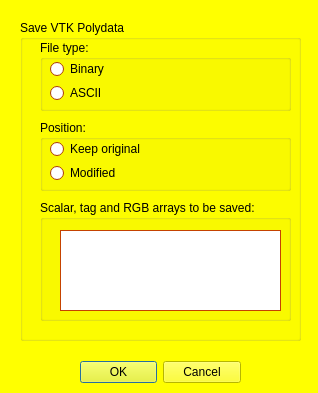
Above: MorphoDig/Qt/mqSaveVTKDialog.ui from morphomuseum/MorphoDig before the change. Below: the same form after it.
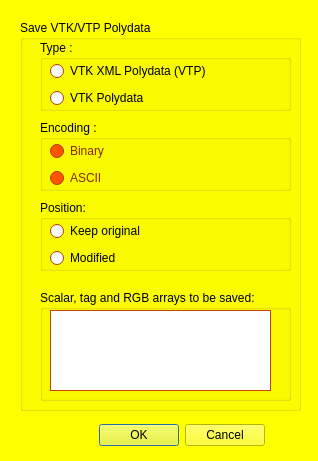
That is the form after the change.

```diff
--- a/MorphoDig/Qt/mqSaveVTKDialog.ui
+++ b/MorphoDig/Qt/mqSaveVTKDialog.ui
@@ -7,7 +7,7 @@
     <x>0</x>
     <y>0</y>
     <width>318</width>
-    <height>393</height>
+    <height>461</height>
    </rect>
   </property>
   <property name="palette">
@@ -148,6 +148,15 @@
        </color>
       </brush>
      </colorrole>
+     <colorrole role="PlaceholderText">
+      <brush brushstyle="NoBrush">
+       <color alpha="128">
+        <red>0</red>
+        <green>0</green>
+        <blue>0</blue>
+       </color>
+      </brush>
+     </colorrole>
     </active>
     <inactive>
      <colorrole role="WindowText">
@@ -285,6 +294,15 @@
        </color>
       </brush>
      </colorrole>
+     <colorrole role="PlaceholderText">
+      <brush brushstyle="NoBrush">
+       <color alpha="128">
+        <red>0</red>
+        <green>0</green>
+        <blue>0</blue>
+       </color>
+      </brush>
+     </colorrole>
     </inactive>
     <disabled>
      <colorrole role="WindowText">
@@ -422,6 +440,15 @@
        </color>
       </brush>
      </colorrole>
+     <colorrole role="PlaceholderText">
+      <brush brushstyle="NoBrush">
+       <color alpha="128">
+        <red>0</red>
+        <green>0</green>
+        <blue>0</blue>
+       </color>
+      </brush>
+     </colorrole>
     </disabled>
    </palette>
   </property>
@@ -431,10 +458,10 @@
   <widget class="QWidget" name="layoutWidget">
    <property name="geometry">
     <rect>
-     <x>80</x>
-     <y>360</y>
-     <width>161</width>
-     <height>25</height>
+     <x>70</x>
+     <y>420</y>
+     <width>195</width>
+     <height>30</height>
     </rect>
    </property>
    <layout class="QHBoxLayout" name="horizontalLayout_2">
@@ -456,7 +483,7 @@
      <x>20</x>
      <y>20</y>
      <width>281</width>
-     <height>321</height>
+     <height>391</height>
     </rect>
    </property>
    <property name="palette">
@@ -597,6 +624,15 @@
         </color>
        </brush>
       </colorrole>
+      <colorrole role="PlaceholderText">
+       <brush brushstyle="NoBrush">
+        <color alpha="128">
+         <red>0</red>
+         <green>0</green>
+         <blue>0</blue>
+        </color>
+       </brush>
+      </colorrole>
      </active>
      <inactive>
       <colorrole role="WindowText">
@@ -734,6 +770,15 @@
         </color>
        </brush>
       </colorrole>
+      <colorrole role="PlaceholderText">
+       <brush brushstyle="NoBrush">
+        <color alpha="128">
+         <red>0</red>
+         <green>0</green>
+         <blue>0</blue>
+        </color>
+       </brush>
+      </colorrole>
      </inactive>
      <disabled>
       <colorrole role="WindowText">
@@ -871,23 +916,32 @@
         </color>
        </brush>
       </colorrole>
+      <colorrole role="PlaceholderText">
+       <brush brushstyle="NoBrush">
+        <color alpha="128">
+         <red>0</red>
+         <green>0</green>
+         <blue>0</blue>
+        </color>
+       </brush>
+      </colorrole>
      </disabled>
     </palette>
    </property>
    <property name="title">
-    <string>Save VTK Polydata</string>
+    <string>Save VTK/VTP Polydata</string>
    </property>
-   <widget class="QGroupBox" name="VTKFileType">
+   <widget class="QGroupBox" name="VTKEncoding">
     <property name="geometry">
      <rect>
       <x>20</x>
-      <y>20</y>
+      <y>100</y>
       <width>251</width>
       <height>71</height>
      </rect>
     </property>
     <property name="title">
-     <string>File type:</string>
+     <string>Encoding :</string>
     </property>
     <widget class="QWidget" name="verticalLayoutWidget_5">
      <property name="geometry">
@@ -895,12 +949,15 @@
        <x>10</x>
        <y>20</y>
        <width>160</width>
-       <height>42</height>
+       <height>49</height>
       </rect>
      </property>
      <layout class="QVBoxLayout" name="verticalLayout1">
       <item>
        <widget class="QRadioButton" name="Binary">
+        <property name="enabled">
+         <bool>false</bool>
+        </property>
         <property name="text">
          <string>Binary</string>
         </property>
@@ -908,6 +965,9 @@
       </item>
       <item>
        <widget class="QRadioButton" name="ASCII">
+        <property name="enabled">
+         <bool>false</bool>
+        </property>
         <property name="text">
          <string>ASCII</string>
         </property>
@@ -920,7 +980,7 @@
     <property name="geometry">
      <rect>
       <x>20</x>
-      <y>100</y>
+      <y>180</y>
       <width>251</width>
       <height>71</height>
      </rect>
@@ -934,7 +994,7 @@
        <x>10</x>
        <y>20</y>
        <width>231</width>
-       <height>42</height>
+       <height>49</height>
       </rect>
      </property>
      <layout class="QVBoxLayout" name="verticalLayout1_4">
@@ -959,9 +1019,9 @@
     <property name="geometry">
      <rect>
       <x>20</x>
-      <y>180</y>
+      <y>270</y>
       <width>251</width>
-      <height>121</height>
+      <height>111</height>
      </rect>
     </property>
     <property name="title">
@@ -970,14 +1030,53 @@
     <widget class="QListWidget" name="scalarList">
      <property name="geometry">
       <rect>
-       <x>20</x>
-       <y>30</y>
+       <x>10</x>
+       <y>20</y>
        <width>221</width>
        <height>81</height>
       </rect>
      </property>
     </widget>
    </widget>
+   <widget class="QGroupBox" name="VTKFileType">
+    <property name="geometry">
+     <rect>
+      <x>20</x>
+      <y>20</y>
+      <width>251</width>
+      <height>71</height>
+     </rect>
+    </property>
+    <property name="title">
+     <string>Type :</string>
+    </property>
+    <widget class="QWidget" name="verticalLayoutWidget_6">
+     <property name="geometry">
+      <rect>
+       <x>10</x>
+       <y>20</y>
+       <width>211</width>
+       <height>49</height>
+      </rect>
+     </property>
+     <layout class="QVBoxLayout" name="verticalLayout1_2">
+      <item>
+       <widget class="QRadioButton" name="VTP">
+        <property name="text">
+         <string>VTK XML Polydata (VTP)</string>
+        </property>
+       </widget>
+      </item>
+      <item>
+       <widget class="QRadioButton" name="VTK">
+        <property name="text">
+         <string>VTK Polydata</string>
+        </property>
+       </widget>
+      </item>
+     </layout>
+    </widget>
+   </widget>
   </widget>
  </widget>
  <resources/>
```
